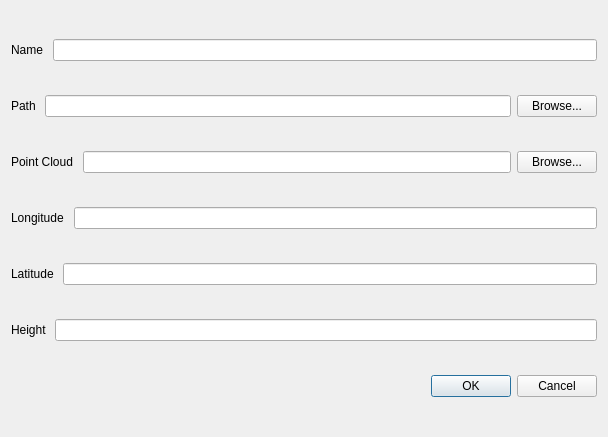
This is sweeper/cloud_annotation/cloud_annotation/QProjectDialog.ui in hutpond/ros as Qt 5 draws it before an edit. The edited form follows.
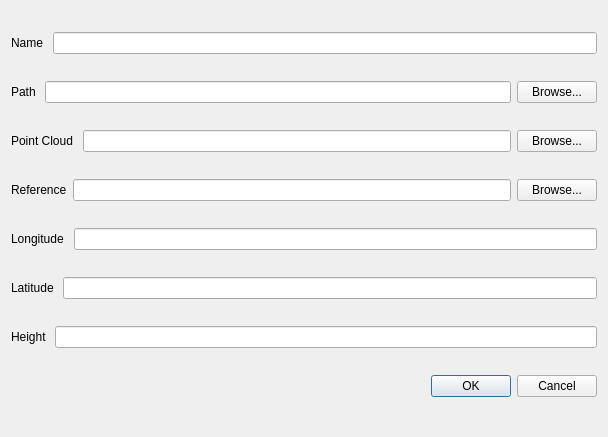
This is the edited form.

What changed in the file:
```diff
--- a/sweeper/cloud_annotation/cloud_annotation/QProjectDialog.ui
+++ b/sweeper/cloud_annotation/cloud_annotation/QProjectDialog.ui
@@ -71,6 +71,27 @@
     </layout>
    </item>
    <item row="3" column="0">
+    <layout class="QHBoxLayout" name="horizontalLayout_7">
+     <item>
+      <widget class="QLabel" name="label_7">
+       <property name="text">
+        <string>Reference</string>
+       </property>
+      </widget>
+     </item>
+     <item>
+      <widget class="QLineEdit" name="lineEdit_7"/>
+     </item>
+     <item>
+      <widget class="QPushButton" name="pushButton_3">
+       <property name="text">
+        <string>Browse...</string>
+       </property>
+      </widget>
+     </item>
+    </layout>
+   </item>
+   <item row="4" column="0">
     <layout class="QHBoxLayout" name="horizontalLayout_4">
      <item>
       <widget class="QLabel" name="label_4">
@@ -84,7 +105,7 @@
      </item>
     </layout>
    </item>
-   <item row="4" column="0">
+   <item row="5" column="0">
     <layout class="QHBoxLayout" name="horizontalLayout_5">
      <item>
       <widget class="QLabel" name="label_5">
@@ -98,7 +119,7 @@
      </item>
     </layout>
    </item>
-   <item row="5" column="0">
+   <item row="6" column="0">
     <layout class="QHBoxLayout" name="horizontalLayout_6">
      <item>
       <widget class="QLabel" name="label_6">
@@ -112,7 +133,7 @@
      </item>
     </layout>
    </item>
-   <item row="6" column="0">
+   <item row="7" column="0">
     <widget class="QDialogButtonBox" name="buttonBox">
      <property name="orientation">
       <enum>Qt::Horizontal</enum>
```
